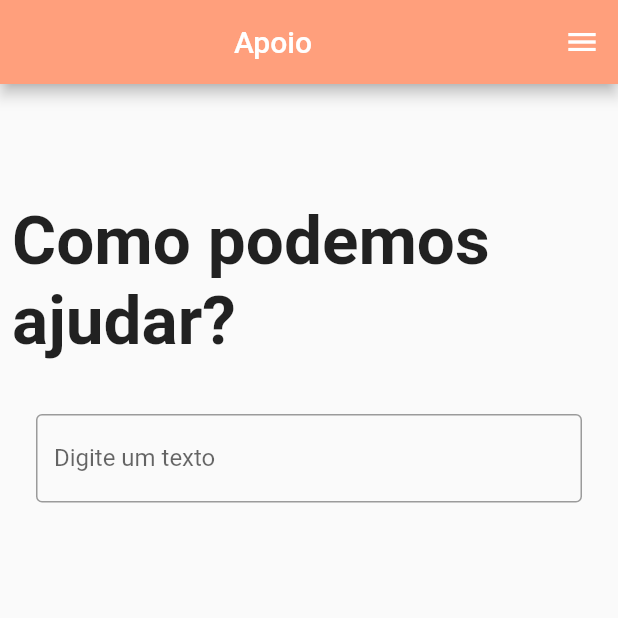
After one commit to egaddini/ftchamados, a Flutter app: the HomeScreen screen opened by its route, on a phone screen of 412 x 824 dp, the top half of it. The commit adds this screen. Run offline on Flutter 3.47's test engine with Material 2 defaults, Android fonts, the phone set to English and light mode, and no system bars; drawn by our look-alikes of flutter_typeahead; our stand-ins replace dio, get, shared_preferences; missing offline and left inert: validatorless; accounts and stored records are empty.

Commit message:
new -  search para abrir chamado na home

```diff
--- a/lib/app/config/routes/app_pages.dart
+++ b/lib/app/config/routes/app_pages.dart
@@ -1,6 +1,7 @@
+import 'package:chamados/app/features/pages/call/call_page.dart';
 import 'package:chamados/app/features/pages/login_singup/login_page.dart';
 import 'package:chamados/app/features/pages/login_singup/singup_page.dart';
-import 'package:chamados/app/features/pages/menu/home_page.dart';
+import 'package:chamados/app/features/pages/menu/screens/home_screen.dart';
 import 'package:chamados/app/features/pages/user/user_dashboard_page.dart';
 import 'package:get/get.dart';
 
@@ -11,23 +12,28 @@ class AppPages {
 
   static final routes = [
     GetPage(
-      name: _Paths.login,
+      name: Routes.login,
       page: () => const LoginPage(),
       //binding: DashboardBinding(),
     ),
     GetPage(
-      name: _Paths.home,
-      page: () => const HomePage(),
+      name: Routes.home,
+      page: () => const HomeScreen(),
       //binding: DashboardBinding(),
     ),
       GetPage(
-      name: _Paths.singup,
+      name: Routes.singup,
       page: () => const SingupPage(),
       //binding: DashboardBinding(),
     ),
       GetPage(
-      name: _Paths.users,
+      name: Routes.users,
       page: () => UserDashboardPage(),
+      //binding: DashboardBinding(),
+    ),
+    GetPage(
+      name: Routes.call,
+      page: () => const CallDashboardScreen(),
       //binding: DashboardBinding(),
     ),
 
--- a/lib/app/config/routes/app_routes.dart
+++ b/lib/app/config/routes/app_routes.dart
@@ -5,6 +5,7 @@ class Routes {
   static const login = _Paths.login;
   static const singup = _Paths.singup;
   static const users = _Paths.users;
+  static const call = _Paths.call;
 }
 
 
@@ -14,5 +15,6 @@ class _Paths {
   static const login = '/login';
   static const singup = '/singup';
   static const users = '/users';
+  static const call = '/call';
 
 }
--- /dev/null
+++ b/lib/app/features/pages/menu/screens/home_screen.dart
@@ -0,0 +1,113 @@
+import 'package:chamados/app/constans/pallete.dart';
+import 'package:chamados/app/features/pages/menu/components/create_call_page.dart';
+import 'package:chamados/app/models/call_type.dart';
+import 'package:chamados/app/utils/services/drawer_service.dart';
+import 'package:chamados/app/utils/services/user_service.dart';
+import 'package:chamados/app/shared_components/c_menu_drawer.dart';
+import 'package:flutter/material.dart';
+import 'package:flutter_typeahead/flutter_typeahead.dart';
+
+
+class HomeScreen extends StatefulWidget {
+
+  const HomeScreen({super.key});
+
+  @override
+  State<HomeScreen> createState() => _HomeScreenState();
+}
+
+class _HomeScreenState extends State<HomeScreen>  {
+  DrawerService drawer = DrawerServiceImpl();
+  String? userSelected;
+  UserService userSvc = UserServiceImpl();
+  final TextEditingController _aheadController = TextEditingController();
+  List<CallType> _items = [];
+
+
+  @override
+  void initState() {
+    super.initState();
+    _items = userSvc.getAllCallTypes();
+  }
+
+  @override
+  Widget build(BuildContext context) {
+    return Scaffold(
+      appBar: AppBar(
+        automaticallyImplyLeading: false,
+        title: const Center(
+          child: Text('Apoio'),
+        ),
+        backgroundColor: Pallete.gradient3,
+      ),
+      endDrawer: MenuDrawer(
+        accountEmail: "Edder@mail.com",
+        accountName: "Edder",
+        currentAccountPicture: const CircleAvatar(
+          child: Text("ed"),
+        ),
+        drawerItems: drawer.getDrawerItems(context, userSvc.getLogedUserInfo(context)),
+      ),
+
+      body: SingleChildScrollView(
+          padding: const EdgeInsets.all(8.0),
+          child: Form(
+            child: Center(
+              child: SizedBox(
+                child: Column(
+                  children: [
+                    const SizedBox(height: 70),
+                    const Text(
+                        'Como podemos ajudar?',
+                        style: TextStyle(
+                        fontWeight: FontWeight.bold,
+                        fontSize: 45,
+                      ),
+                    ),
+                    const SizedBox(height: 20),
+                    Padding(
+                      padding: const EdgeInsets.all(16.0),
+                      child: TypeAheadField<CallType>(
+                        textFieldConfiguration: TextFieldConfiguration(
+                          controller: _aheadController,
+                          textInputAction: TextInputAction.search,
+                          textCapitalization: TextCapitalization.words,
+                          decoration: const InputDecoration(
+                            labelText: 'Digite um texto',
+                            border: OutlineInputBorder(),
+                          ),
+                        ),
+                        suggestionsCallback: (pattern) {
+                          return _items.where((call) =>
+                              call.descricao.toLowerCase().contains(pattern.toLowerCase())).toList();
+                        },
+                        itemBuilder: (context, CallType call) {
+                          return ListTile(
+                            title: Text(call.descricao),
+                            subtitle: Text(call.id.toString()),
+                          );
+                        },
+                        onSuggestionSelected: (CallType call) async {
+                          var updatedItem = await Navigator.push(
+                            context,
+                            MaterialPageRoute(
+                              builder: (_) => CreateCallPage(call),
+                            ),
+                          );
+                          if (updatedItem != null) {
+                            setState(() {
+                              _items[_items.indexWhere((i) => i.id == updatedItem.id)] = updatedItem;
+                            });
+                          }
+                        },
+                      ),
+                    ),
+                  ]
+                ),
+              ),
+            ),
+          ),
+        ),
+    );
+  }
+}
--- a/lib/app/utils/services/drawer_service.dart
+++ b/lib/app/utils/services/drawer_service.dart
@@ -59,7 +59,7 @@ class DrawerServiceImpl implements DrawerService {
 
       onTap: () {
         Navigator.pop(context);
-        //Navegar para outra página
+        Navigator.pushNamed(context, 'call');
       },
     ));
   }
@@ -81,6 +81,7 @@ class DrawerServiceImpl implements DrawerService {
       title: const Text("Logout"),
       onTap: () {
         _authRepo.logout();
+        Navigator.pop(context);
         Navigator.pushNamed(context, 'login');
       },
     ));
--- a/lib/app/utils/services/user_service.dart
+++ b/lib/app/utils/services/user_service.dart
@@ -1,12 +1,13 @@
 
 
+import 'package:chamados/app/models/call_type.dart';
 import 'package:chamados/app/models/user_info_model.dart';
 import 'package:flutter/material.dart';
 
 abstract class UserService {
   UserInfoModel getLogedUserInfo(BuildContext context);
-
   List<UserInfoModel> getAllUsersInfo(BuildContext context);
+  List<CallType> getAllCallTypes();
 }
 
 class UserServiceImpl implements UserService {
@@ -110,5 +111,45 @@ class UserServiceImpl implements UserService {
       ];
   }
 
+  @override
+  List<CallType> getAllCallTypes() {
+    return [
+        CallType(
+          id: 1,
+          descricao: 'Formatar Computador',
+          prioridade: 'Urgente',
+          sigla: 'TEC',
+          titulo: 'Formatar Computador',
+        ),
+        CallType(
+          id: 2,
+          descricao: 'Formatar Calculadora',
+          prioridade: 'Urgente',
+          sigla: 'TEC',
+          titulo: 'Formatar Calculadora',
+        ),
+        CallType(
+          id: 3,
+          descricao: 'Abrir qualquer chamado',
+          prioridade: 'Urgente',
+          sigla: 'TEC',
+          titulo: 'Chamado Genérico',
+        ),
+        CallType(
+          id: 4,
+          descricao: 'Titulo teste',
+          prioridade: 'Urgente',
+          sigla: 'TEC',
+          titulo: 'Teste',
+        ),
+      ];
+  }
+
+  List<CallType> getSuggestions(String query) {
+    List<CallType> matches = [];
+    matches.addAll(getAllCallTypes());
+    matches.retainWhere((s) => s.descricao.toLowerCase().contains(query.toLowerCase()));
+    return matches;
+  }
 
 }
--- a/lib/main.dart
+++ b/lib/main.dart
@@ -1,9 +1,10 @@
 import 'dart:ui';
 
-import 'package:chamados/app/config/routes/app_pages.dart';
 import 'package:flutter/material.dart';
 import 'package:flutter_web_plugins/flutter_web_plugins.dart';
 import 'package:get/get.dart';
+
+import 'app/config/routes/app_pages.dart';
 
 void main() {
   setUrlStrategy(PathUrlStrategy());
--- a/pubspec.yaml
+++ b/pubspec.yaml
@@ -12,6 +12,7 @@ environment:
 dependencies:
   flutter:
     sdk: flutter
+  flutter_typeahead: ^4.3.8
   cupertino_icons: ^1.0.3
   dio: ^5.0.3
   http: ^0.13.5
@@ -24,6 +25,7 @@ dependencies:
   js: ^0.6.5
   get: ^4.6.5
   shared_preferences: ^2.0.6
+  faker: ^2.1.0
 
 dev_dependencies:
   flutter_test:
```
Also changed, not shown: lib/app/features/pages/call/call_page.dart (added, +23 -0 lines), lib/app/features/pages/call/components/call_detail_page.dart (added, +27 -0 lines), lib/app/features/pages/menu/components/create_call_page.dart (added, +54 -0 lines), lib/app/features/pages/menu/home_page.dart (deleted, +0 -64 lines), lib/app/models/call_type.dart (renamed from lib/app/models/tipo_chamado_model.dart, +9 -9 lines), lib/app/features/pages/call/components/call_data.dart (added), pubspec.lock.
